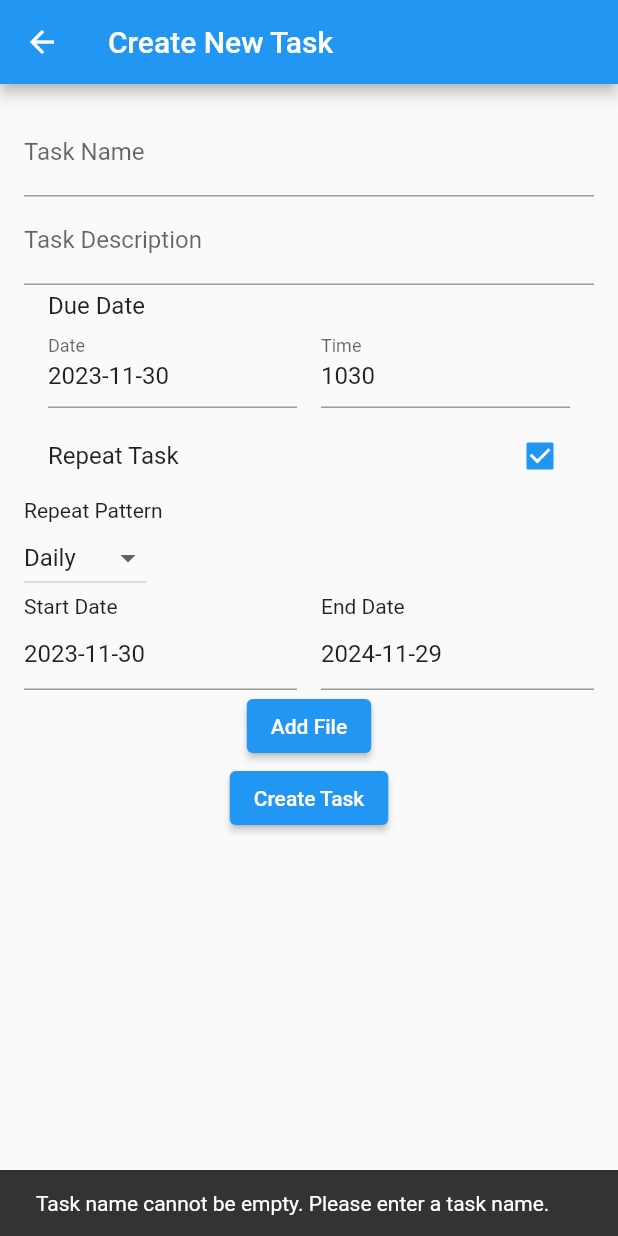
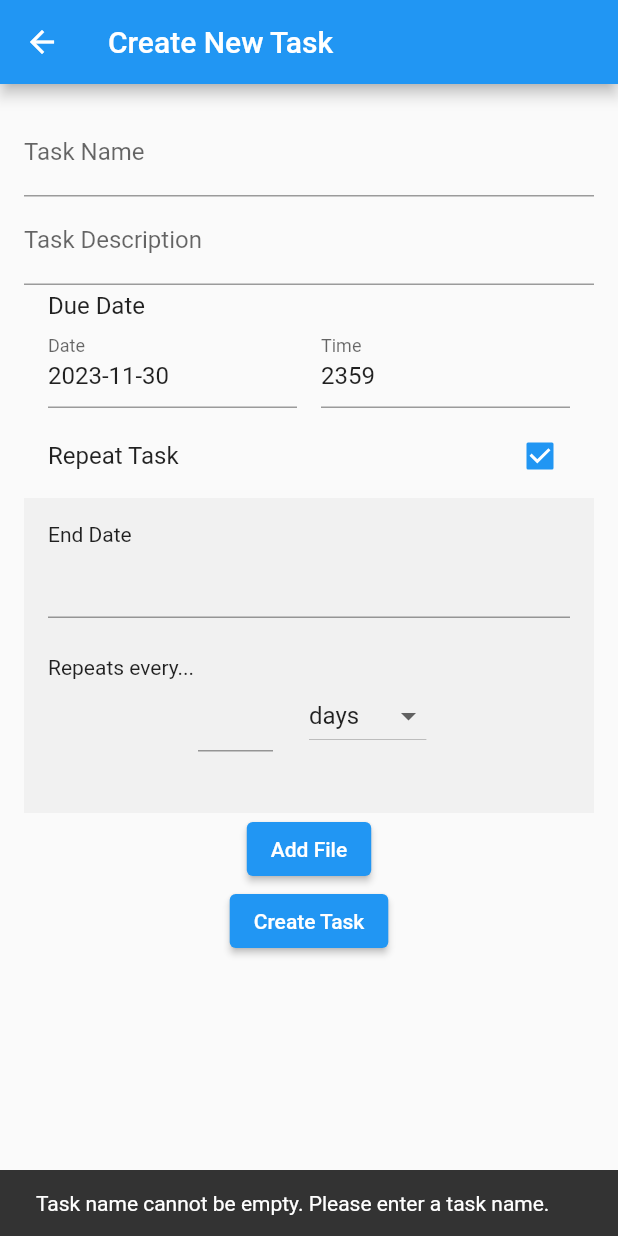
Before and after one commit to Team-1-Seoultech-Adv-SoftEng-2023/Glenn, a Flutter app: the TaskCreationPage screen opened directly with empty values, after a tap on "Repeat Task", after a tap on "Create Task", on a phone screen of 412 x 824 dp. Run offline on Flutter 3.47's test engine with Material 2 defaults, Android fonts, the phone set to English and light mode, and no system bars; our stand-ins replace file_picker, fl_chart, permission_handler, table_calendar.

Commit message:
Changes on task series

```diff
--- a/lib/fields/due_date_field.dart
+++ b/lib/fields/due_date_field.dart
@@ -8,7 +8,7 @@ class DueDateField extends TaskField {
 
   DueDateField({
     required DateTime dueDate,
-    required TimeOfDay dueTime,
+    TimeOfDay dueTime = const TimeOfDay(hour: 23, minute: 59),
   })  : _dueDate = dueDate,
         _dueTime = dueTime,
         super(
--- a/lib/fields/repeating_field.dart
+++ /dev/null
@@ -1,107 +0,0 @@
-import 'package:intl/intl.dart';
-import 'task_field.dart';
-import 'package:glenn/task/task.dart';
-import 'package:flutter/material.dart';
-
-enum RepeatPeriod { Daily, Weekly, Monthly, Yearly, Custom }
-
-class RepeatingTaskField extends TaskField {
-  RepeatPeriod _repeatPeriod;
-  int _customRepeatDays;
-  DateTime _startDate;
-  DateTime _endDate;
-
-  RepeatingTaskField({
-    required RepeatPeriod repeatPeriod,
-    int customRepeatDays = 1,
-    required DateTime startDate,
-    required DateTime endDate,
-  })  : _repeatPeriod = repeatPeriod,
-        _customRepeatDays = customRepeatDays,
-        _startDate = startDate,
-        _endDate = endDate,
-        super(name: 'Repeating Task',
-              value: '') {
-    updateValue();
-  }
-
-  RepeatPeriod get repeatPeriod => _repeatPeriod;
-  set repeatPeriod(RepeatPeriod value) {
-    _repeatPeriod = value;
-    updateValue();
-  }
-
-  int get customRepeatDays => _customRepeatDays;
-  set customRepeatDays(int value) {
-    _customRepeatDays = value;
-    updateValue();
-  }
-
-  void updateValue() {
-    super.value = _formatRepeatPeriod(_repeatPeriod, _customRepeatDays);
-  }
-
-  String _formatRepeatPeriod(RepeatPeriod repeatPeriod, int customRepeatDays) {
-    switch (repeatPeriod) {
-      case RepeatPeriod.Daily:
-        return 'Daily';
-      case RepeatPeriod.Weekly:
-        return 'Weekly';
-      case RepeatPeriod.Monthly:
-        return 'Monthly';
-      case RepeatPeriod.Yearly:
-        return 'Yearly';
-      case RepeatPeriod.Custom:
-        return 'Every $_customRepeatDays days';
-      default:
-        return 'Unknown';
-    }
-  }
-
-  List<Task> generateRepeatingTasks() {
-    List<Task> repeatingTasks = [];
-    DateTime currentDate = _startDate;
-
-    while (currentDate.isBefore(_endDate) || currentDate.isAtSameMomentAs(_endDate)) {
-      String taskId = UniqueKey().toString(); // Generate a unique ID for each task
-      String taskName = 'Task for ${DateFormat('yyyy-MM-dd').format(currentDate)}';
-
-      // Create a new task
-      Task task = Task(
-        id: taskId,
-        name: taskName,
-        description: '',
-        parentId: '', // You may need to adjust this based on your application logic
-        fields: [], // Add any additional fields you need for each task
-        isComplete: false, // You can adjust this based on your requirements
-        isCompletedOnTime: true,
-      );
-
-      repeatingTasks.add(task);
-
-      // Increment the current date based on the repeat period
-      switch (_repeatPeriod) {
-        case RepeatPeriod.Daily:
-          currentDate = currentDate.add(Duration(days: 1));
-          break;
-        case RepeatPeriod.Weekly:
-          currentDate = currentDate.add(Duration(days: 7));
-          break;
-        case RepeatPeriod.Monthly:
-          currentDate = DateTime(currentDate.year, currentDate.month + 1, currentDate.day);
-          break;
-        case RepeatPeriod.Yearly:
-          currentDate = DateTime(currentDate.year + 1, currentDate.month, currentDate.day);
-          break;
-        case RepeatPeriod.Custom:
-          currentDate = currentDate.add(Duration(days: _customRepeatDays));
-          break;
-        default:
-          // Handle unknown repeat period
-          break;
-      }
-    }
-
-    return repeatingTasks;
-  }
-}
--- /dev/null
+++ b/lib/task/repeating_task.dart
@@ -0,0 +1,117 @@
+//import '../fields/task_field.dart';
+import 'task.dart';
+import 'package:flutter/material.dart';
+import '../fields/due_date_field.dart';
+
+enum RepeatPeriod { days, weeks, months, years}
+
+// Delete the following???
+// class RepeatingTaskField extends TaskField {
+//   RepeatPeriod _repeatPeriod;
+//   int _customRepeat;
+//   DateTime _startDate;
+//   DateTime _endDate;
+//
+//   RepeatingTaskField({
+//     required RepeatPeriod repeatPeriod,
+//     required int customRepeat,
+//     required DateTime startDate,
+//     required DateTime endDate,
+//   })  : _repeatPeriod = repeatPeriod,
+//         _customRepeat = customRepeat,
+//         _startDate = startDate,
+//         _endDate = endDate,
+//         super(name: 'Repeating Task',
+//               value: '') {
+//     updateValue();
+//   }
+//
+//   RepeatPeriod get repeatPeriod => _repeatPeriod;
+//   set repeatPeriod(RepeatPeriod value) {
+//     _repeatPeriod = value;
+//     updateValue();
+//   }
+//
+//   int get customRepeatDays => _customRepeat;
+//   set customRepeatDays(int value) {
+//     _customRepeat = value;
+//     updateValue();
+//   }
+//
+//   DateTime get startDate => _startDate;
+//   set startDate(DateTime value) {
+//     _startDate = value;
+//     updateValue();
+//   }
+//
+//   DateTime get endDate => _endDate;
+//   set endDate(DateTime value) {
+//     _endDate = value;
+//     updateValue();
+//   }
+//
+//   void updateValue() {
+//     super.value = _formatRepeatPeriod(_repeatPeriod, _customRepeat);
+//   }
+// }
+
+String _formatRepeatPeriod(RepeatPeriod repeatPeriod, int customRepeatDays) {
+    switch (repeatPeriod) {
+      case RepeatPeriod.days:
+        return 'Daily';
+      case RepeatPeriod.weeks:
+        return 'Weekly';
+      case RepeatPeriod.months:
+        return 'Monthly';
+      case RepeatPeriod.years:
+        return 'Yearly';
+      default:
+        return 'Unknown';
+    }
+}
+
+DateTime incrementCurrentDate(DateTime currentDate, RepeatPeriod repeatPeriod, int customRepeat) {
+  switch (repeatPeriod) {
+    case RepeatPeriod.days:
+      return currentDate.add(Duration(days: customRepeat));
+    case RepeatPeriod.weeks:
+      return currentDate.add(Duration(days: 7*customRepeat));
+    case RepeatPeriod.months:
+      return DateTime(currentDate.year, currentDate.month + customRepeat, currentDate.day);
+    case RepeatPeriod.years:
+      return DateTime(currentDate.year + customRepeat, currentDate.month, currentDate.day);
+    default:
+      throw ArgumentError('Invalid RepeatPeriod: $repeatPeriod');
+  }
+}
+
+List<Task> generateRepeatingTasks({
+  required Task originalTask,
+  required TextEditingController dueDateController,
+  required TextEditingController endDateController,
+  required RepeatPeriod selectedRepeatPeriod,
+  required TextEditingController repeatIntervalController,
+}) {
+  DateTime startDate = DateTime.parse(dueDateController.text);
+  DateTime endDate = DateTime.parse(endDateController.text);
+  List<Task> repeatingTasks = [];
+  DateTime currentDate = startDate;
+  originalTask.repeatingId = UniqueKey().toString();
+  TimeOfDay dueTime = originalTask.getDueTime() ?? TimeOfDay(hour: 23, minute: 59,);
+
+
+  while (currentDate.isBefore(endDate) || currentDate.isAtSameMomentAs(endDate)) {
+
+    Task copiedTask = Task.copyWithUniqueID(originalTask);
+
+    copiedTask.setDueDate(currentDate, dueTime);
+
+    copiedTask.updateTask(fields: [/* updated fields */]);
+    repeatingTasks.add(copiedTask);
+
+    int repeatInterval = int.parse(repeatIntervalController.text);
+    currentDate = incrementCurrentDate(currentDate, selectedRepeatPeriod, repeatInterval);
+  }
+
+  return repeatingTasks;
+}
--- a/lib/task_creation_page.dart
+++ b/lib/task_creation_page.dart
@@ -4,10 +4,11 @@ import 'package:file_picker/file_picker.dart';
 
 import 'task/task.dart';
 import 'fields/due_date_field.dart';
-import 'fields/repeating_field.dart';
+import 'task/repeating_task.dart';
+import 'fields/task_field.dart';
 
 class TaskCreationPage extends StatefulWidget {
-  final Function(dynamic) onTaskCreated;
+  final Function(Task) onTaskCreated;
   final String parentId;
 
   const TaskCreationPage({
@@ -23,13 +24,14 @@ class TaskCreationPage extends StatefulWidget {
 class _TaskCreationPageState extends State<TaskCreationPage> {
   final TextEditingController _nameController = TextEditingController();
   final TextEditingController _descriptionController = TextEditingController();
-  final TextEditingController _dateController = TextEditingController();
-  final TextEditingController _timeController = TextEditingController();
 
-  final TextEditingController _startDateController = TextEditingController();
+  final TextEditingController _dueDateController = TextEditingController();
+  final TextEditingController _dueTimeController = TextEditingController();
+
   final TextEditingController _endDateController = TextEditingController();
   bool _isRepeating = false;
-  RepeatPeriod _selectedRepeatPeriod = RepeatPeriod.Daily;
+  RepeatPeriod _selectedRepeatPeriod = RepeatPeriod.days;
+  final TextEditingController _repeatIntervalController =TextEditingController();
 
   // Method to handle file picking
   void _pickFile() async {
@@ -59,7 +61,7 @@ class _TaskCreationPageState extends State<TaskCreationPage> {
               controller: _descriptionController,
               decoration: const InputDecoration(labelText: 'Task Description'),
             ),
-            if (widget.parentId == '')
+            //!!!!!!!!!!!!!!!!!!!!!!!!!!!!!!!!!!!!!!!!!!!!!!! if (widget.parentId == '')
             ListTile(
                 title: Text('Due Date'),
                 subtitle: Row(
@@ -74,7 +76,7 @@ class _TaskCreationPageState extends State<TaskCreationPage> {
                   ],
                 ),
              ),
-            if (widget.parentId == '')
+            //!!!!!!!!!!!!!!!!!!!!!!!!!!!!!!!!!!!!!!!!!!!!!!! if (widget.parentId == '')
               CheckboxListTile(
                 title: Text('Repeat Task'),
                 value: _isRepeating,
@@ -83,95 +85,86 @@ class _TaskCreationPageState extends State<TaskCreationPage> {
                     _isRepeating = value!;
                     if (_isRepeating) {
                       // If repeating is enabled, set due date to today if it's empty
-                      if (_dateController.text.isEmpty) {
-                        _dateController.text = formatDate(DateTime.now());
+                      if (_dueDateController.text.isEmpty) {
+                        _dueDateController.text = formatDate(DateTime.now());
                       }
-                      if (_timeController.text.isEmpty) {
-                        _timeController.text = formatTime(TimeOfDay.now());
+                      if (_dueTimeController.text.isEmpty){
+                        _dueTimeController.text = formatTime(TimeOfDay(hour: 23, minute: 59,));
                       }
-                      _startDateController.text = formatDate(DateTime.now());
-                      _endDateController.text =
-                          formatDate(DateTime.now().add(Duration(days: 365)));
                     }
                   });
                 },
               ),
-            if (_isRepeating && widget.parentId == '')
+            if (_isRepeating) //!!!!!!!!!!!!!!!!!!!!!!!!!!!!!!!!!!!!!!!!!!!!  && widget.parentId == '')
               _buildRepeatPatternDropdown(),
+
             ElevatedButton(
               onPressed: _pickFile, // Add file picking button
               child: const Text('Add File'),
             ),
+
             ElevatedButton(
               onPressed: () {
                 // Check if the task name is not empty before creating the task
-                if (_nameController.text.isNotEmpty) {
-                  if(!_isRepeating){
-                  // Create a new task object with the provided details
+                if (_nameController.text.isEmpty) {
+                  ScaffoldMessenger.of(context).showSnackBar(
+                      SnackBar( content: Text('Task name cannot be empty. Please enter a task name.'),),
+                    );
+
+                }else{
                   final Task newTask = Task(
                     id: UniqueKey().toString(),
                     name: _nameController.text,
                     description: _descriptionController.text,
                     parentId: widget.parentId,
-                    fields: [
-                      if (!_isRepeating && widget.parentId == '')
-                        DueDateField(
-                          dueDate: _dateController.text.isNotEmpty
-                              ? DateTime.parse(_dateController.text)
-                              : DateTime.now(),
-                          dueTime: _timeController.text.isNotEmpty
-                              ? TimeOfDay(
-                                  hour: int.parse(
-                                      _timeController.text.split(":")[0]),
-                                  minute: int.parse(
-                                      _timeController.text.split(":")[1]),
-                                )
-                              : TimeOfDay.now(),
-                        ),
-                      if (_isRepeating && widget.parentId == '')
-                        RepeatingTaskField(
-                          repeatPeriod: _selectedRepeatPeriod,
-                          startDate: _startDateController.text.isNotEmpty
-                              ? DateTime.parse(_startDateController.text)
-                              : DateTime.now(),
-                          endDate: _endDateController.text.isNotEmpty
-                              ? DateTime.parse(_endDateController.text)
-                              : DateTime.now(),
-                        ),
-                    ],
+                    fields: [],
                     filePaths: [],
                   );
-
+                  if(widget.parentId != ''){
                       // Notify the main page about the newly created task
                       widget.onTaskCreated(newTask);
+                  } else if(widget.parentId == ''){
+
+
+                    // Create a new task object with the provided details
+                      if(_dueDateController.text.isNotEmpty){
+                        TaskField dueDateTime = DueDateField(
+                                  dueDate: DateTime.parse(_dueDateController.text),
+                                  dueTime: _dueTimeController.text.isNotEmpty
+                                      ? TimeOfDay(
+                                          hour: int.parse(_dueTimeController.text.split(":")[0]),
+                                          minute: int.parse(_dueTimeController.text.split(":")[1]),
+                                        )
+                                      : TimeOfDay(
+                                          hour: 23,
+                                          minute: 59,
+                                        )
+                        );
+                        newTask.updateTask(fields: [dueDateTime],);
                       }
 
-                  else if(_isRepeating){
-                    List<Task> newTasks = generateRepeatingTasks(DateTime.parse(_startDateController.text), DateTime.parse(_endDateController.text));
-                    widget.onTaskCreated(newTasks);
+                      if(!_isRepeating){
+                        widget.onTaskCreated(newTask);
+
+                      }else if (_isRepeating){
+                        List<Task> newTasks = generateRepeatingTasks(
+                            originalTask: newTask,
+                            dueDateController: _dueDateController,
+                            endDateController: _endDateController,
+                            selectedRepeatPeriod: _selectedRepeatPeriod,
+                            repeatIntervalController: _repeatIntervalController,
+                        );
+                        print(newTasks);
+
+                        for (Task newTask in newTasks) {
+                          widget.onTaskCreated(newTask);
+                        }
                       }
 
+                  }
+                    resetForm();
+                    Navigator.of(context).pop();
 
-                  // Clear the form
-                  _nameController.clear();
-                  _descriptionController.clear();
-                  _dateController.clear();
-                  _timeController.clear();
-                  setState(() {
-                    _isRepeating = false;
-                    _selectedRepeatPeriod = RepeatPeriod.Daily;
-                  });
-
-                  Navigator.of(context).pop();
-                } else {
-                  // Show an error message or handle the case where the task name is empty
-                  // Show a SnackBar with the error message
-                  ScaffoldMessenger.of(context).showSnackBar(
-                    SnackBar(
-                      content: Text(
-                          'Task name cannot be empty. Please enter a task name.'),
-                    ),
-                  );
                 }
               },
               child: const Text('Create Task'),
@@ -182,11 +175,47 @@ class _TaskCreationPageState extends State<TaskCreationPage> {
     );
   }
 
-  Widget _buildRepeatPatternDropdown() {
+Widget _buildDateFields() {
   return Column(
     crossAxisAlignment: CrossAxisAlignment.start,
     children: [
-        const Text('Repeat Pattern'),
+      const Text('End Date'),
+      _buildEndDateField(),
+    ],
+  );
+}
+
+Widget _buildRepeatIntervalDropdown() {
+  return Column(
+    crossAxisAlignment: CrossAxisAlignment.start,
+    children: [
+      const Text('Repeats every...'),
+      Row(
+        crossAxisAlignment: CrossAxisAlignment.start,
+        children: [
+          Expanded(
+            child: Padding(
+              padding: const EdgeInsets.only(
+                  right: 15.0,
+                  left: 100.0), // Add some right padding for spacing
+              child: Column(
+                crossAxisAlignment: CrossAxisAlignment.start,
+                children: [
+                  SizedBox(
+                    width: 50, // Set the width of the TextFormField
+                    child: TextFormField(
+                      controller: _repeatIntervalController,
+                      keyboardType: TextInputType.number,
+                    ),
+                  ),
+                ],
+              ),
+            ),
+          ),
+          Expanded(
+            child: Column(
+              crossAxisAlignment: CrossAxisAlignment.start,
+              children: [
                 DropdownButton<RepeatPeriod>(
                   value: _selectedRepeatPeriod,
                   onChanged: (RepeatPeriod? value) {
@@ -205,26 +234,6 @@ class _TaskCreationPageState extends State<TaskCreationPage> {
                       )
                       .toList(),
                 ),
-        if (_selectedRepeatPeriod !=
-            RepeatPeriod.Custom) // Additional check for custom
-          Row(
-            children: [
-              Expanded(
-                child: Column(
-                  crossAxisAlignment: CrossAxisAlignment.start,
-                  children: [
-                    const Text('Start Date'),
-                    _buildStartDateField(),
-                  ],
-                ),
-              ),
-              SizedBox(width: 16),
-              Expanded(
-                child: Column(
-                  crossAxisAlignment: CrossAxisAlignment.start,
-                  children: [
-                    const Text('End Date'),
-                    _buildEndDateField(),
               ],
             ),
           ),
@@ -234,12 +243,25 @@ class _TaskCreationPageState extends State<TaskCreationPage> {
   );
 }
 
-  Widget _buildStartDateField() {
-    return TextFormField(
-      controller: _startDateController,
-      keyboardType: TextInputType.datetime,
-      //decoration: InputDecoration(labelText: 'Start Date'),
-      onTap: () => _showStartDatePicker(),
+Widget _buildRepeatPatternDropdown() {
+  return Padding(
+    padding: EdgeInsets.all(0.0), // Add padding around the entire Container
+    child: Container(
+      color: Colors.grey.withOpacity(0.1), // Set a very faded light blue background color
+      child: Padding(
+        padding: EdgeInsets.all(16.0), // Add padding around the child Column
+        child: Column(
+          crossAxisAlignment: CrossAxisAlignment.start,
+          children: [
+            _buildDateFields(),
+            Padding(
+              padding: EdgeInsets.symmetric(vertical: 25.0), // Add vertical padding between the two children
+              child: _buildRepeatIntervalDropdown(),
+            ),
+          ],
+        ),
+      ),
+    ),
   );
 }
 
@@ -250,21 +272,6 @@ class _TaskCreationPageState extends State<TaskCreationPage> {
       //decoration: InputDecoration(labelText: 'End Date'),
       onTap: () => _showEndDatePicker(),
     );
-  }
-
-  void _showStartDatePicker() async {
-    DateTime? selectedDate = await showDatePicker(
-      context: context,
-      initialDate: DateTime.now(),
-      firstDate: DateTime(2000),
-      lastDate: DateTime(2101),
-    );
-
-    if (selectedDate != null) {
-      setState(() {
-        _startDateController.text = formatDate(selectedDate);
-      });
-    }
   }
 
   void _showEndDatePicker() async {
@@ -284,18 +291,18 @@ class _TaskCreationPageState extends State<TaskCreationPage> {
 
   Widget _buildDateField() {
     return TextFormField(
-      controller: _dateController,
+      controller: _dueDateController,
       keyboardType: TextInputType.datetime,
-      decoration: InputDecoration(labelText: 'Date'),
+      decoration: const InputDecoration(labelText: 'Date'),
       onTap: () => _showDatePicker(),
     );
   }
 
   Widget _buildTimeField() {
     return TextFormField(
-      controller: _timeController,
+      controller: _dueTimeController,
       keyboardType: TextInputType.datetime,
-      decoration: InputDecoration(labelText: 'Time'),
+      decoration: const InputDecoration(labelText: 'Time'),
       onTap: () => _showTimePicker(),
     );
   }
@@ -309,7 +316,12 @@ class _TaskCreationPageState extends State<TaskCreationPage> {
     );
     if (selectedDate != null) {
       setState(() {
-        _dateController.text = formatDate(selectedDate);
+        _dueDateController.text = formatDate(selectedDate);
+
+        if (_dueTimeController.text.isEmpty) {
+        _dueTimeController.text = formatTime(TimeOfDay(hour: 23, minute: 59));
+        }
+
       });
     }
   }
@@ -321,44 +333,33 @@ class _TaskCreationPageState extends State<TaskCreationPage> {
     );
     if (selectedTime != null) {
       setState(() {
-        _timeController.text = formatTime(selectedTime);
+        _dueTimeController.text = formatTime(selectedTime);
+
+        if (_dueTimeController.text.isEmpty) {
+          _dueDateController.text = formatDate(DateTime.now());
+        }
+
       });
     }
   }
 
-  List<Task> generateRepeatingTasks(DateTime startDate, DateTime endDate) {
-    List<Task> repeatingTasks = [];
-    DateTime currentDate = startDate;
-
-    while (currentDate.isBefore(endDate) || currentDate.isAtSameMomentAs(endDate)) {
-      final Task newTask = Task(
-                    id: UniqueKey().toString(),
-                    name: _nameController.text,
-                    description: _descriptionController.text,
-                    parentId: widget.parentId,
-                    fields: [
-                      if (!_isRepeating && widget.parentId == '')
-                      DueDateField(
-                        dueDate: _dateController.text.isNotEmpty
-                            ? DateTime.parse(_dateController.text)
-                            : DateTime.now(),
-                        dueTime: _timeController.text.isNotEmpty
-                            ? TimeOfDay(
-                                hour: int.parse(
-                                    _timeController.text.split(":")[0]),
-                                minute: int.parse(
-                                    _timeController.text.split(":")[1]),
-                              )
-                            : TimeOfDay.now(),
-                      ),
-                    ]
-      );
-
-      repeatingTasks.add(newTask);
-
-      incrementCurrentDate(currentDate, _selectedRepeatPeriod);
+  void resetForm() {
+    _nameController.clear();
+    _descriptionController.clear();
+    _dueDateController.clear();
+    _dueTimeController.clear();
+    _endDateController.clear();
+    _repeatIntervalController.clear();
+    setState(() {
+      _isRepeating = false;
+      _selectedRepeatPeriod = RepeatPeriod.days;
+    });
 }
 
-    return repeatingTasks;
+
+// if (_endDateController.text.isEmpty || DateTime.parse(_endDateController.text).isBefore(DateTime.parse(_dueDateController.text))) {
+//                       ScaffoldMessenger.of(context).showSnackBar(
+//                         SnackBar(content: Text('Please chose an end date that is in the future.'),),
+//                       );
+//                     }
 }
-}
```
Also changed, not shown: lib/main.dart (+4 -8 lines), lib/task/task.dart (+57 -21 lines). Lines whose indentation alone changed are shown as unchanged.
